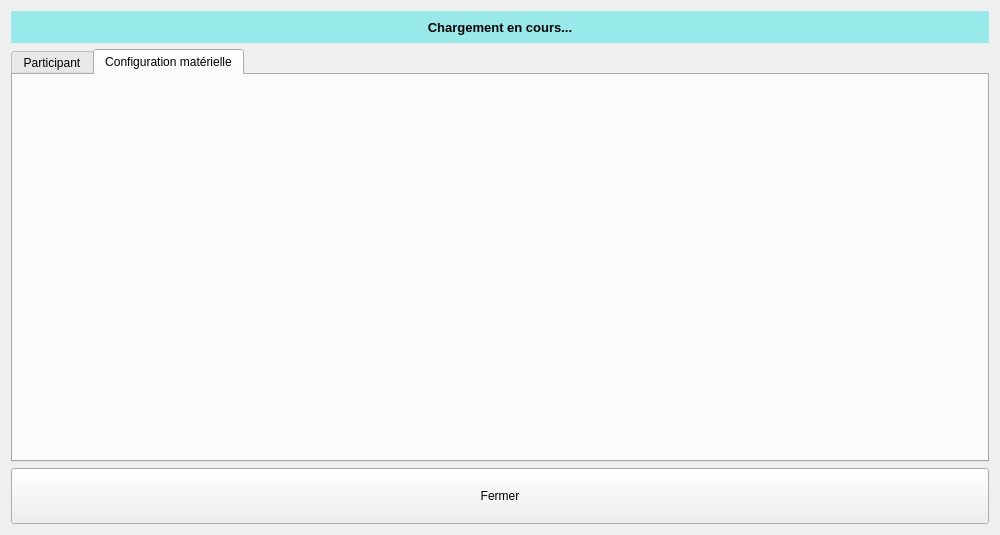
First picture: the form in client/src/kit/KitConfigDialog.ui, repository introlab/openteraplus, before the edit.
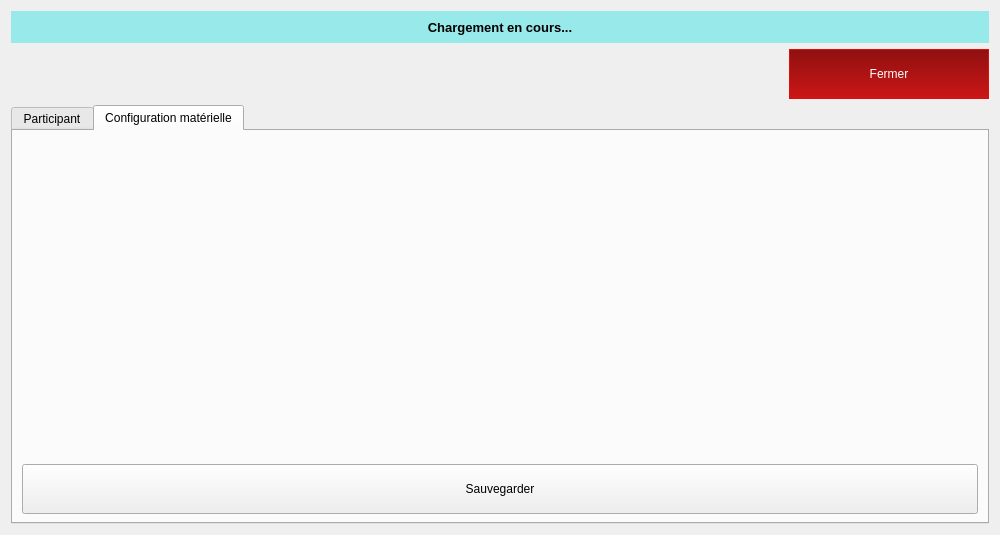
Second picture: the form after the edit. The open tabs and pages were chosen to show the change. Icons and pictures are not drawn. Custom widgets are drawn as their Qt base class.

Commit message: Refs #51. Added kit configuration form.

Diff of the .ui file:
```diff
--- a/client/src/kit/KitConfigDialog.ui
+++ b/client/src/kit/KitConfigDialog.ui
@@ -14,7 +14,7 @@
    <string>OpenTeraPlus - Kit - Configuration</string>
   </property>
   <property name="styleSheet">
-   <string notr="true">QPushButton#btnClose{
+   <string notr="true">QPushButton#btnClose,QPushButton#btnSaveConfig{
 	min-height: 48px;
 }
 
@@ -25,6 +25,12 @@
 QLabel#lblStatus{
 	background-color: rgba(64,227,227,50%);;
 	color: black;
+}
+
+QPushButton#btnClose{
+	background-color: qlineargradient(x1: 0, y1: 0, x2: 0, y2: 1, stop: 0 #8f1010, stop: 1 #cc1616);
+    color: white;
+    border: 1px solid #e60b0b;
 }</string>
   </property>
   <layout class="QVBoxLayout" name="verticalLayout">
@@ -51,6 +57,55 @@
      </property>
     </widget>
    </item>
+   <item>
+    <layout class="QHBoxLayout" name="horizontalLayout_2">
+     <item>
+      <spacer name="horizontalSpacer">
+       <property name="orientation">
+        <enum>Qt::Horizontal</enum>
+       </property>
+       <property name="sizeHint" stdset="0">
+        <size>
+         <width>40</width>
+         <height>20</height>
+        </size>
+       </property>
+      </spacer>
+     </item>
+     <item>
+      <widget class="QPushButton" name="btnClose">
+       <property name="sizePolicy">
+        <sizepolicy hsizetype="Preferred" vsizetype="Fixed">
+         <horstretch>0</horstretch>
+         <verstretch>0</verstretch>
+        </sizepolicy>
+       </property>
+       <property name="minimumSize">
+        <size>
+         <width>200</width>
+         <height>50</height>
+        </size>
+       </property>
+       <property name="cursor">
+        <cursorShape>PointingHandCursor</cursorShape>
+       </property>
+       <property name="text">
+        <string>Fermer</string>
+       </property>
+       <property name="icon">
+        <iconset resource="../../resources/TeraClient.qrc">
+         <normaloff>:/icons/ok.png</normaloff>:/icons/ok.png</iconset>
+       </property>
+       <property name="iconSize">
+        <size>
+         <width>32</width>
+         <height>32</height>
+        </size>
+       </property>
+      </widget>
+     </item>
+    </layout>
+   </item>
    <item>
     <widget class="QTabWidget" name="tabSections">
      <property name="currentIndex">
@@ -389,28 +444,36 @@
       <attribute name="title">
        <string>Configuration matérielle</string>
       </attribute>
-     </widget>
-    </widget>
-   </item>
+      <layout class="QVBoxLayout" name="verticalLayout_3">
    <item>
-    <widget class="QPushButton" name="btnClose">
+        <widget class="TeraForm" name="wdgDeviceConfig" native="true">
      <property name="sizePolicy">
-      <sizepolicy hsizetype="Preferred" vsizetype="Fixed">
+          <sizepolicy hsizetype="Expanding" vsizetype="Expanding">
        <horstretch>0</horstretch>
        <verstretch>0</verstretch>
       </sizepolicy>
      </property>
+        </widget>
+       </item>
+       <item>
+        <widget class="QPushButton" name="btnSaveConfig">
      <property name="minimumSize">
       <size>
        <width>0</width>
        <height>50</height>
       </size>
      </property>
+         <property name="maximumSize">
+          <size>
+           <width>16777215</width>
+           <height>48</height>
+          </size>
+         </property>
      <property name="cursor">
       <cursorShape>PointingHandCursor</cursorShape>
      </property>
      <property name="text">
-      <string>Fermer</string>
+          <string>Sauvegarder</string>
      </property>
      <property name="icon">
       <iconset resource="../../resources/TeraClient.qrc">
@@ -426,6 +489,18 @@
    </item>
   </layout>
  </widget>
+    </widget>
+   </item>
+  </layout>
+ </widget>
+ <customwidgets>
+  <customwidget>
+   <class>TeraForm</class>
+   <extends>QWidget</extends>
+   <header>TeraForm.h</header>
+   <container>1</container>
+  </customwidget>
+ </customwidgets>
  <resources>
   <include location="../../resources/TeraClient.qrc"/>
  </resources>
```
Left out of the diff: 4 changed lines with no effect on the pictures. Lines whose indentation alone changed are shown as unchanged. The commit also changes 7 other files.
